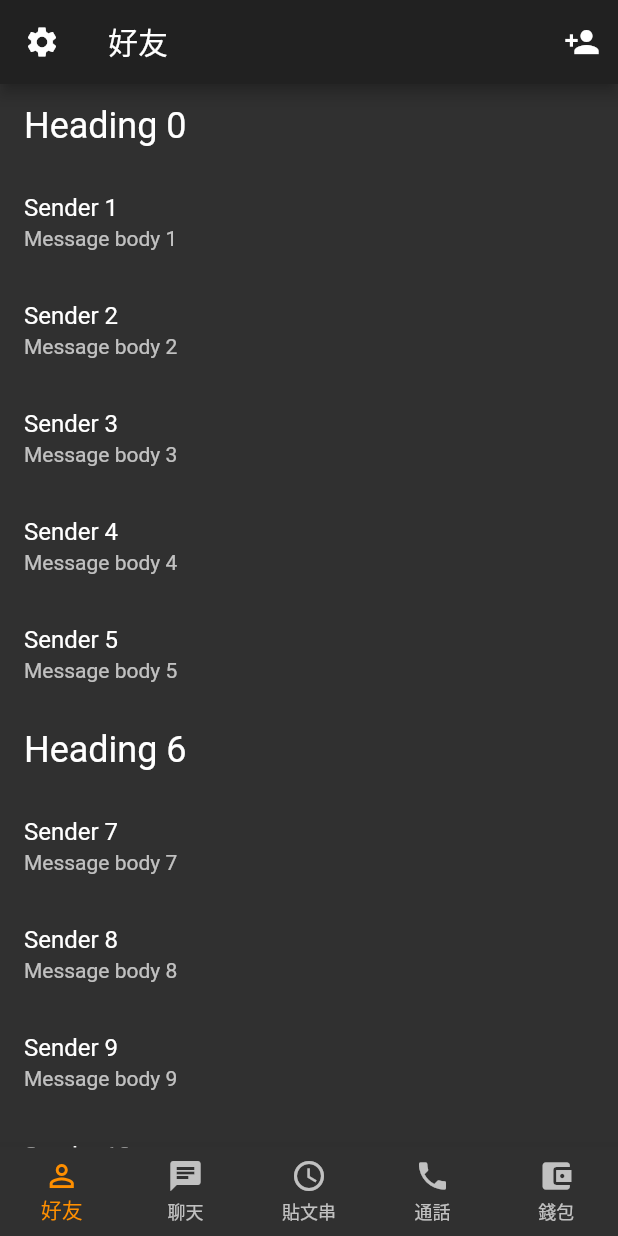
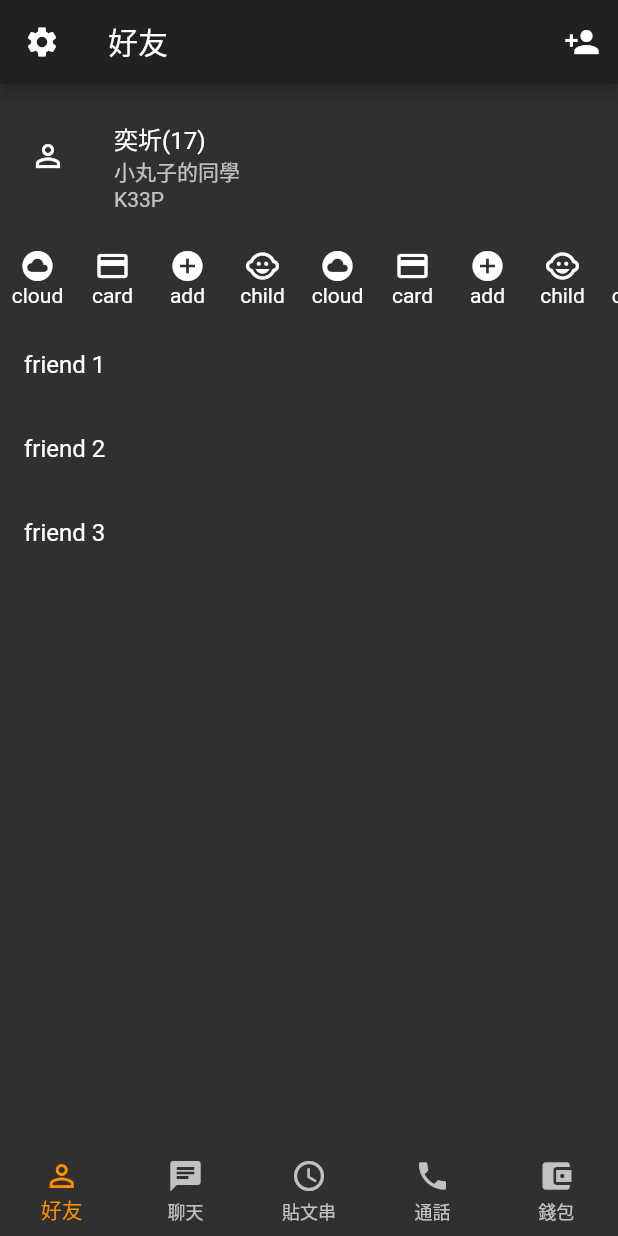
Before and after one commit to onesebun/my_app, a Flutter app: the screen it shows after launch, on a phone screen of 412 x 824 dp. Run offline on Flutter 3.47's test engine with Material 2 defaults, Android fonts, the phone set to English and light mode, and no system bars.

Commit message:
update friend screen

```diff
--- a/lib/widgets/friends_list.dart
+++ b/lib/widgets/friends_list.dart
@@ -1,5 +1,7 @@
 import 'package:flutter/material.dart';
 import '../model/post.dart';
+import '../widgets/user_profile.dart';
+import '../widgets/services_list.dart';
 
 abstract class ListItem {}
 
@@ -18,43 +20,25 @@ class MessageItem implements ListItem {
 
 class FriendsList extends StatelessWidget {
   FriendsList();
-  final items = List<ListItem>.generate(
-    1200,
-    (i) => i % 6 == 0
-        ? HeadingItem("Heading $i")
-        : MessageItem("Sender $i", "Message body $i"),
-  );
-  // Widget _listItemBuilber(BuildContext context, int index) {
-  //   return ListTile(
-  //     title: Text(posts[index].name),
-  //   );
-  // }
+
+  Widget _listItemBuilber(BuildContext context, int index) {
+    return ListTile(
+      title: Text(posts[index].name),
+    );
+  }
 
   @override
   Widget build(BuildContext context) {
-    // return ListView.builder(
-    //   itemCount: posts.length,
-    //   itemBuilder: _listItemBuilber,
-    // );
-    return ListView.builder(
-      itemCount: items.length,
-      itemBuilder: (context, index) {
-        final item = items[index];
-
-        if (item is HeadingItem) {
-          return ListTile(
-            title: Text(
-              item.heading,
-              style: Theme.of(context).textTheme.headline,
-            ),
-          );
-        } else if (item is MessageItem) {
-          return ListTile(
-            title: Text(item.sender),
-            subtitle: Text(item.body),
-          );
-        }
-      },
+    return ListView(
+      children: <Widget>[
+        UserProfile(),
+        ServicesList(),
+        ListView.builder(
+          shrinkWrap: true,
+          itemCount: posts.length,
+          itemBuilder: _listItemBuilber,
+        )
+      ],
     );
   }
 }
--- /dev/null
+++ b/lib/widgets/services_list.dart
@@ -0,0 +1,78 @@
+import 'package:flutter/material.dart';
+
+class ServicesList extends StatelessWidget {
+  ServicesList();
+
+  @override
+  Widget build(BuildContext context) {
+    return Container(
+      margin: EdgeInsets.symmetric(vertical: 0.0),
+      height: 50.0,
+      child: ListView(
+        scrollDirection: Axis.horizontal,
+        children: <Widget>[
+          Container(
+              width: 50,
+              child: Column(
+                children: <Widget>[Icon(Icons.cloud_circle), Text('cloud')],
+              )),
+          Container(
+              width: 50,
+              child: Column(
+                children: <Widget>[Icon(Icons.credit_card), Text('card')],
+              )),
+          Container(
+              width: 50,
+              child: Column(
+                children: <Widget>[Icon(Icons.add_circle), Text('add')],
+              )),
+          Container(
+              width: 50,
+              child: Column(
+                children: <Widget>[Icon(Icons.child_care), Text('child')],
+              )),
+          Container(
+              width: 50,
+              child: Column(
+                children: <Widget>[Icon(Icons.cloud_circle), Text('cloud')],
+              )),
+          Container(
+              width: 50,
+              child: Column(
+                children: <Widget>[Icon(Icons.credit_card), Text('card')],
+              )),
+          Container(
+              width: 50,
+              child: Column(
+                children: <Widget>[Icon(Icons.add_circle), Text('add')],
+              )),
+          Container(
+              width: 50,
+              child: Column(
+                children: <Widget>[Icon(Icons.child_care), Text('child')],
+              )),
+          Container(
+              width: 50,
+              child: Column(
+                children: <Widget>[Icon(Icons.cloud_circle), Text('cloud')],
+              )),
+          Container(
+              width: 50,
+              child: Column(
+                children: <Widget>[Icon(Icons.credit_card), Text('card')],
+              )),
+          Container(
+              width: 50,
+              child: Column(
+                children: <Widget>[Icon(Icons.add_circle), Text('add')],
+              )),
+          Container(
+              width: 50,
+              child: Column(
+                children: <Widget>[Icon(Icons.child_care), Text('child')],
+              )),
+        ],
+      ),
+    );
+  }
+}
--- a/lib/widgets/user_profile.dart
+++ b/lib/widgets/user_profile.dart
@@ -6,10 +6,18 @@ class UserProfile extends StatelessWidget {
   @override
   Widget build(BuildContext context) {
     return Container(
-      height: 60,
       alignment: FractionalOffset.center,
-      color: Colors.greenAccent,
-      child: Text('test'),
+      child: ListTile(
+          contentPadding: EdgeInsets.all(20),
+          leading: Icon(Icons.perm_identity),
+          title: Text('奕圻(17)'),
+          subtitle: Column(
+              // mainAxisAlignment: MainAxisAlignment.start,
+              crossAxisAlignment: CrossAxisAlignment.start,
+              children: <Widget>[
+                Text('小丸子的同學'),
+                Text('K33P'),
+              ])),
     );
   }
 }
```
